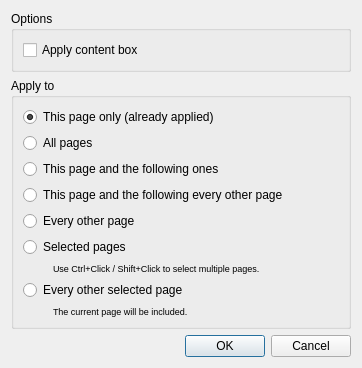
The window that filters/select_content/ui/SelectContentApplyDialog.ui (4lex4/scantailor-advanced) describes before a commit, drawn with Qt 5.
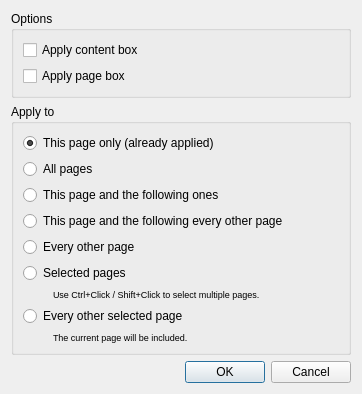
The same window after the commit.

Commit message: Reworked the auto margins and page box features from version Enhanced.

```diff
--- a/filters/select_content/ui/SelectContentApplyDialog.ui
+++ b/filters/select_content/ui/SelectContentApplyDialog.ui
@@ -30,6 +30,13 @@
         </property>
        </widget>
       </item>
+      <item>
+       <widget class="QCheckBox" name="applyPageBoxOption">
+        <property name="text">
+         <string>Apply page box</string>
+        </property>
+       </widget>
+      </item>
      </layout>
     </widget>
    </item>
```
The commit also changes 29 other files.
